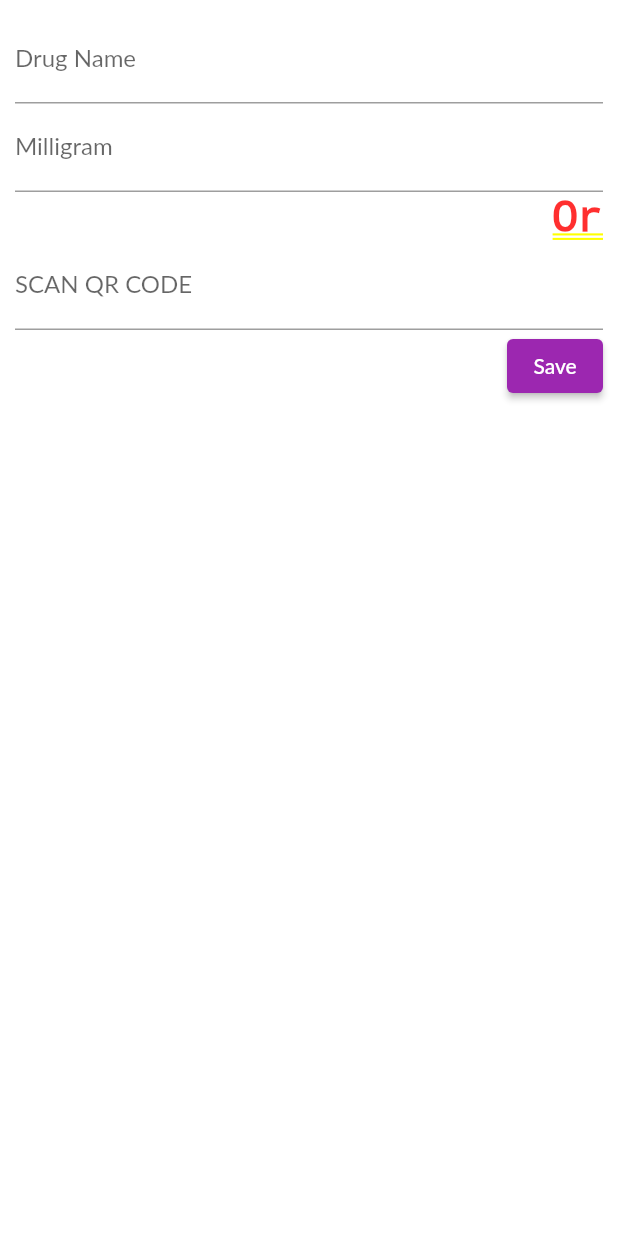
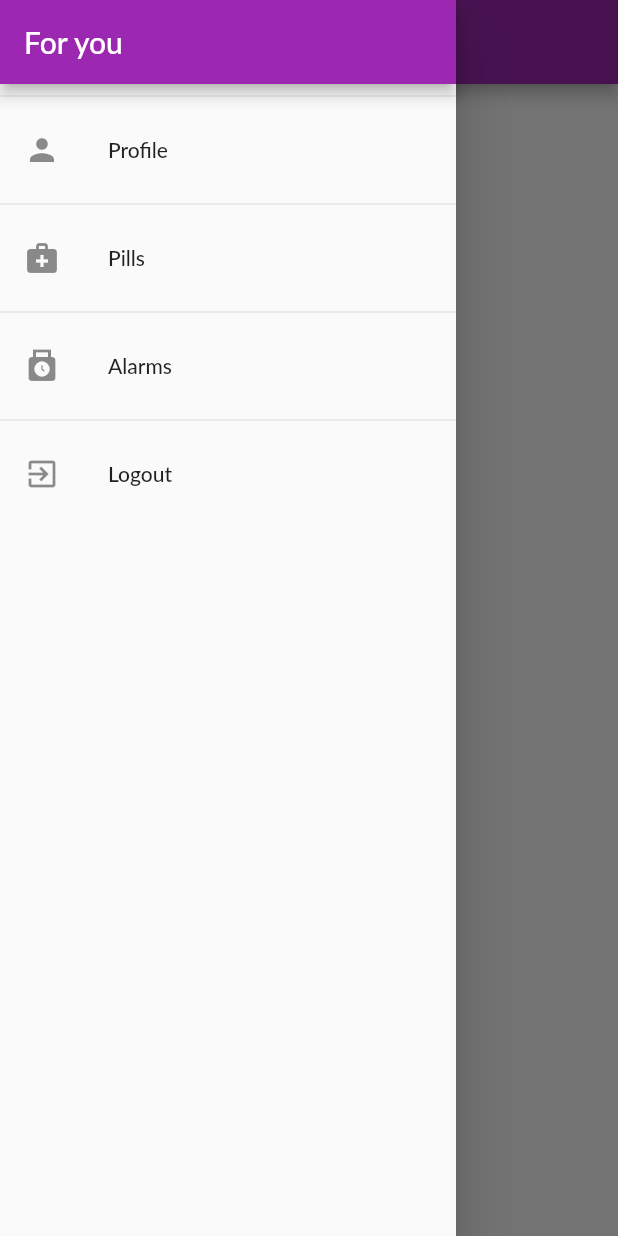
Before and after one commit to alirizatemel/pill_tracker, a Flutter app: the PillScreen screen opened by its route, with the side drawer open (before the commit the screen has no drawer), on a phone screen of 412 x 824 dp. Run offline on Flutter 3.47's test engine with Material 2 defaults, Android fonts, the phone set to English and light mode, and no system bars; our stand-ins replace shared_preferences; accounts and stored records are empty; Roboto replaces fonts that are missing (Lato).

Commit message:
page flow works

```diff
--- a/lib/main.dart
+++ b/lib/main.dart
@@ -61,7 +61,7 @@ class MyApp extends StatelessWidget {
           routes: {
             AlarmScreen.routeName: (ctx) => AlarmScreen([]),
             ProfileScreen.routeName: (ctx) => ProfileScreen(),
-            PillScreen.routeName: (ctx) => PillScreen()
+            PillScreen.routeName: (ctx) => PillScreen([])
           },
         ),
       ),
--- a/lib/providers/pill.dart
+++ b/lib/providers/pill.dart
@@ -3,11 +3,9 @@ import 'package:flutter/material.dart';
 class Pill with ChangeNotifier {
   final String id;
   final String name;
-  final String milligram;
   final String qrCode;
   Pill(
       {required this.id,
       required this.name,
-      required this.milligram,
       required this.qrCode});
 }
--- a/lib/providers/pills.dart
+++ b/lib/providers/pills.dart
@@ -32,7 +32,6 @@ class Pills with ChangeNotifier {
         loadedPills.add(Pill(
           id: pillId,
           name: pillData.name,
-          milligram: pillData.milligram,
           qrCode: pillData.qrCode,
         ));
       });
@@ -50,13 +49,11 @@ class Pills with ChangeNotifier {
         url,
         body: json.encode({
           'name': pill.name,
-          'milligram': pill.milligram,
           'qrCode': pill.qrCode,
         }),
       );
       final newPill = Pill(
         name: pill.name,
-        milligram: pill.milligram,
         qrCode: pill.qrCode,
         id: json.decode(response.body)['name'],
       );
--- a/lib/screens/pill.dart
+++ b/lib/screens/pill.dart
@@ -1,34 +1,96 @@
 import 'package:flutter/material.dart';
+import 'package:provider/provider.dart';
+import '../providers/pill.dart';
+import '../widgets/app_drawer.dart';
+import './new_pill.dart';
 
-class PillScreen extends StatelessWidget {
+class PillScreen extends StatefulWidget {
   static const routeName = '/pill';
+
+  final List<Pill> pills;
+  PillScreen(this.pills);
+
+  @override
+  State<PillScreen> createState() => _PillScreenState();
+}
+
+class _PillScreenState extends State<PillScreen> {
+  Future<void> _addNewPill(String name, String qrCode) async {
+    final newPill = Pill(
+      id: DateTime.now().toString(),
+      name: name,
+      qrCode: qrCode,
+    );
+    //http post
+  }
+
+  void _startAddNewPill(BuildContext ctx) {
+    showModalBottomSheet(
+      context: ctx,
+      builder: (_) {
+        return GestureDetector(
+          onTap: () {},
+          // child: NewPill(_addNewPill),
+          behavior: HitTestBehavior.opaque,
+        );
+      },
+    );
+  }
+
   @override
   Widget build(BuildContext context) {
-    return Container(
-      padding: EdgeInsets.all(10),
-      width: double.infinity,
-      child: Column(
-        crossAxisAlignment: CrossAxisAlignment.end,
+    return Scaffold(
+      appBar: AppBar(title: Text('Pills')),
+      drawer: AppDrawer(),
+      floatingActionButtonLocation: FloatingActionButtonLocation.centerFloat,
+      floatingActionButton: FloatingActionButton(
+        child: Icon(Icons.add),
+        onPressed: () => _startAddNewPill(context),
+      ),
+      body: widget.pills.isEmpty
+          ? Column(
               children: <Widget>[
-          TextField(
-            decoration: InputDecoration(labelText: 'Drug Name'),
+                Text(
+                  'No pills added yet!',
+                  style: Theme.of(context).textTheme.headline6,
                 ),
-          TextField(
-            decoration: InputDecoration(labelText: 'Milligram'),
+                SizedBox(
+                  height: 20,
                 ),
-          Text(
-            'Or',
-            style: TextStyle(fontSize: 28),
-            textAlign: TextAlign.center,
+              ],
+            )
+          : ListView.builder(
+              itemBuilder: (ctx, index) {
+                return Card(
+                  elevation: 5,
+                  margin: EdgeInsets.symmetric(
+                    vertical: 8,
+                    horizontal: 5,
                   ),
-          TextField(
-            decoration: InputDecoration(labelText: 'SCAN QR CODE'),
+                  child: ListTile(
+                    leading: CircleAvatar(
+                      radius: 30,
+                      child: Padding(
+                        padding: EdgeInsets.all(6),
+                        child: FittedBox(
+                          child: Text('\$${widget.pills[index].name}'),
                         ),
-          ElevatedButton(
-            child: Text('Save'),
+                      ),
+                    ),
+                    title: Text(
+                      widget.pills[index].name,
+                      style: Theme.of(context).textTheme.headline6,
+                    ),
+                    subtitle: Text(widget.pills[index].qrCode),
+                    trailing: IconButton(
+                      icon: Icon(Icons.delete),
+                      color: Theme.of(context).errorColor,
                       onPressed: () {},
                     ),
-        ],
+                  ),
+                );
+              },
+              itemCount: widget.pills.length,
             ),
     );
   }
--- a/lib/screens/profile.dart
+++ b/lib/screens/profile.dart
@@ -1,4 +1,5 @@
 import 'package:flutter/material.dart';
+import '../widgets/app_drawer.dart';
 
 class ProfileScreen extends StatefulWidget {
   static const routeName = '/profile';
@@ -14,6 +15,7 @@ class _ProfileScreenState extends State<ProfileScreen> {
       appBar: AppBar(
         title: Text('Profile'),
       ),
+      drawer: AppDrawer(),
       body: Column(
         crossAxisAlignment: CrossAxisAlignment.end,
         children: <Widget>[
--- /dev/null
+++ b/lib/widgets/app_drawer.dart
@@ -0,0 +1,62 @@
+import 'package:flutter/material.dart';
+import 'package:provider/provider.dart';
+
+import '../screens/profile.dart';
+import '../screens/pill.dart';
+import '../screens/alarm.dart';
+import '../providers/auth.dart';
+
+class AppDrawer extends StatelessWidget {
+  @override
+  Widget build(BuildContext context) {
+    return Drawer(
+      child: Column(
+        children: <Widget>[
+          AppBar(
+            title: Text('For you'),
+            automaticallyImplyLeading: false,
+          ),
+          Divider(),
+          ListTile(
+            leading: Icon(Icons.person),
+            title: Text('Profile'),
+            onTap: () {
+              Navigator.of(context).pushReplacementNamed(ProfileScreen.routeName);
+            },
+          ),
+          Divider(),
+          ListTile(
+            leading: Icon(Icons.medical_services),
+            title: Text('Pills'),
+            onTap: () {
+              Navigator.of(context)
+                  .pushReplacementNamed(PillScreen.routeName);
+            },
+          ),
+          Divider(),
+          ListTile(
+            leading: Icon(Icons.punch_clock),
+            title: Text('Alarms'),
+            onTap: () {
+              Navigator.of(context)
+                  .pushReplacementNamed(AlarmScreen.routeName);
+            },
+          ),
+          Divider(),
+          ListTile(
+            leading: Icon(Icons.exit_to_app),
+            title: Text('Logout'),
+            onTap: () {
+              Navigator.of(context).pop();
+              Navigator.of(context).pushReplacementNamed('/');
+
+              // Navigator.of(context)
+              //     .pushReplacementNamed(UserProductsScreen.routeName);
+              Provider.of<Auth>(context, listen: false).logout();
+            },
+          ),
+        ],
+      ),
+    );
+  }
+}
```
Also changed, not shown: lib/screens/alarm.dart (+3 -7 lines), lib/screens/auth_screen.dart (+15 -19 lines), lib/screens/new_pill.dart (added, +42 -0 lines), lib/screens/pill_detail_screen.dart (+0 -8 lines). Lines whose indentation alone changed are shown as unchanged.
